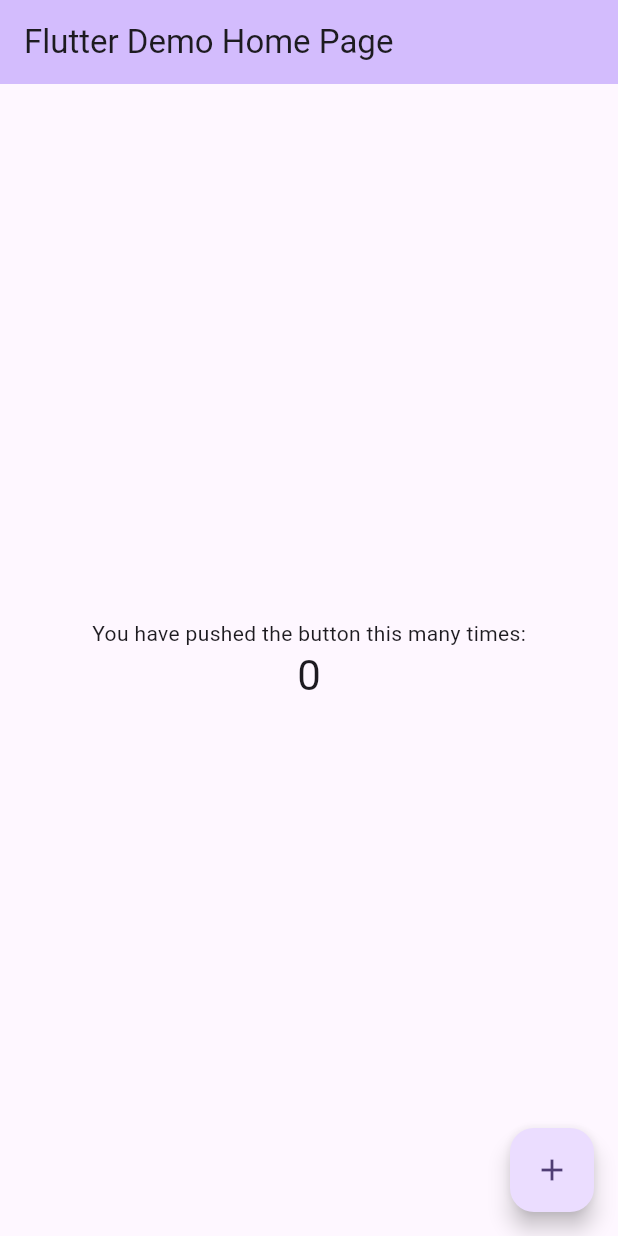
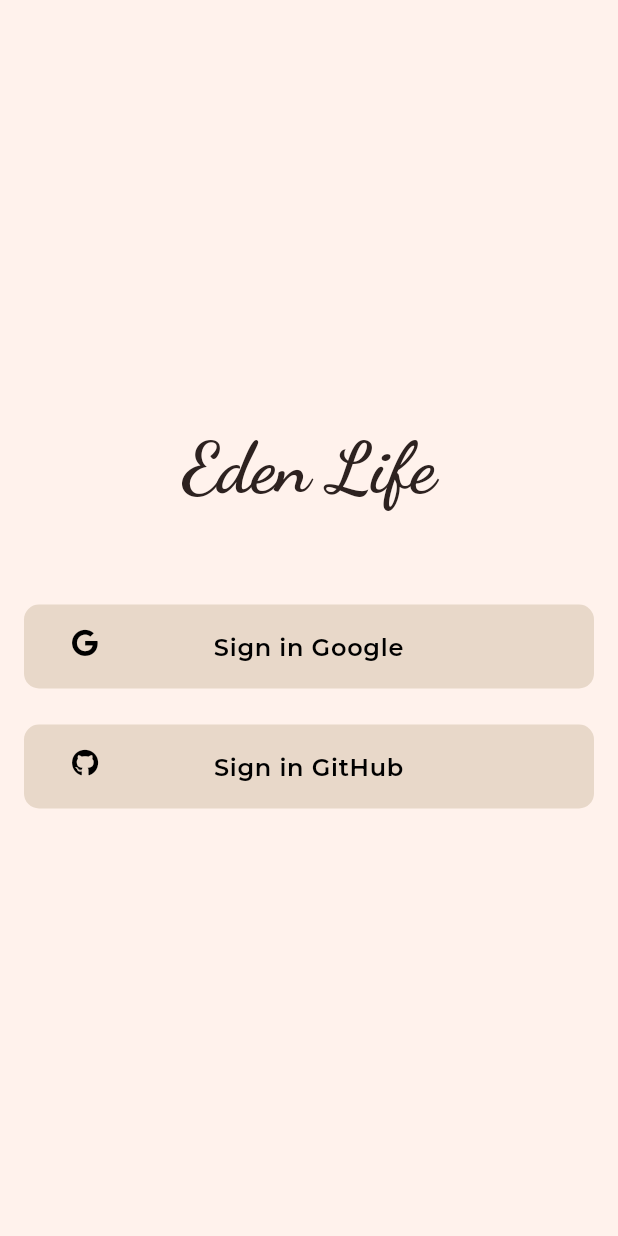
Before and after one commit to unknownaloy/eden_life_task, a Flutter app: the screen it shows after launch, on a phone screen of 412 x 824 dp. Run offline on Flutter 3.47's test engine with Material 2 defaults, Android fonts, the phone set to English and light mode, and no system bars; our stand-ins replace firebase_core, font_awesome_flutter, google_fonts; accounts and stored records are empty.

Commit message:
Implement sign in buttons

```diff
--- /dev/null
+++ b/lib/feature/login/presentation/components/login_button.dart
@@ -0,0 +1,60 @@
+import 'package:flutter/material.dart';
+import 'package:google_fonts/google_fonts.dart';
+
+class LoginButton extends StatelessWidget {
+  const LoginButton({
+    super.key,
+    required this.trailingIcon,
+    required this.buttonText,
+  });
+
+  final Widget trailingIcon;
+  final String buttonText;
+
+  @override
+  Widget build(BuildContext context) {
+    return TextButton(
+      onPressed: () {},
+      style: ButtonStyle(
+        backgroundColor: MaterialStateProperty.all(
+          const Color(0xFFe8d8c9),
+        ),
+        shape: MaterialStateProperty.all(
+          const RoundedRectangleBorder(
+            borderRadius: BorderRadius.all(
+              Radius.circular(10),
+            ),
+          ),
+        ),
+        padding: MaterialStateProperty.all(
+          const EdgeInsets.symmetric(
+            vertical: 16,
+          ),
+        ),
+      ),
+      child: Stack(
+        children: [
+          Positioned(
+            top: 0,
+            bottom: 0,
+            left: 32,
+            child: trailingIcon,
+          ),
+          Align(
+            alignment: Alignment.center,
+            child: Text(
+              buttonText,
+              textAlign: TextAlign.center,
+              style: GoogleFonts.montserrat(
+                textStyle: Theme.of(context).textTheme.bodyLarge,
+                fontSize: 16,
+                fontWeight: FontWeight.w600,
+                color: Colors.black,
+              ),
+            ),
+          ),
+        ],
+      ),
+    );
+  }
+}
--- /dev/null
+++ b/lib/feature/login/presentation/login_screen.dart
@@ -0,0 +1,56 @@
+import 'package:eden_life_task/feature/login/presentation/components/login_button.dart';
+import 'package:flutter/material.dart';
+import 'package:font_awesome_flutter/font_awesome_flutter.dart';
+import 'package:google_fonts/google_fonts.dart';
+
+class LoginScreen extends StatelessWidget {
+  const LoginScreen({super.key});
+
+  @override
+  Widget build(BuildContext context) {
+    return Scaffold(
+      backgroundColor: const Color(0xFFfff2ec),
+      body: SafeArea(
+        child: Padding(
+          padding: const EdgeInsets.symmetric(horizontal: 16),
+          child: Column(
+            crossAxisAlignment: CrossAxisAlignment.stretch,
+            mainAxisAlignment: MainAxisAlignment.center,
+            children: [
+              Text(
+                "Eden Life",
+                textAlign: TextAlign.center,
+                style: GoogleFonts.dancingScript(
+                  textStyle: Theme.of(context).textTheme.displayLarge,
+                  fontSize: 48,
+                  fontWeight: FontWeight.w700,
+                  color: const Color(0xFF2d2220),
+                ),
+              ),
+              const SizedBox(
+                height: 64,
+              ),
+              const LoginButton(
+                trailingIcon: FaIcon(
+                  FontAwesomeIcons.google,
+                  color: Colors.black,
+                ),
+                buttonText: "Sign in Google",
+              ),
+              const SizedBox(
+                height: 24,
+              ),
+              const LoginButton(
+                trailingIcon: FaIcon(
+                  FontAwesomeIcons.github,
+                  color: Colors.black,
+                ),
+                buttonText: "Sign in GitHub",
+              ),
+            ],
+          ),
+        ),
+      ),
+    );
+  }
+}
--- a/lib/main.dart
+++ b/lib/main.dart
@@ -1,3 +1,4 @@
+import 'package:eden_life_task/feature/login/presentation/login_screen.dart';
 import 'package:flutter/material.dart';
 
 void main() {
@@ -11,115 +12,13 @@ class MyApp extends StatelessWidget {
   @override
   Widget build(BuildContext context) {
     return MaterialApp(
-      title: 'Flutter Demo',
+      title: 'Eden Life Task',
+      debugShowCheckedModeBanner: false,
       theme: ThemeData(
-        // This is the theme of your application.
-        //
-        // TRY THIS: Try running your application with "flutter run". You'll see
-        // the application has a blue toolbar. Then, without quitting the app,
-        // try changing the seedColor in the colorScheme below to Colors.green
-        // and then invoke "hot reload" (save your changes or press the "hot
-        // reload" button in a Flutter-supported IDE, or press "r" if you used
-        // the command line to start the app).
-        //
-        // Notice that the counter didn't reset back to zero; the application
-        // state is not lost during the reload. To reset the state, use hot
-        // restart instead.
-        //
-        // This works for code too, not just values: Most code changes can be
-        // tested with just a hot reload.
         colorScheme: ColorScheme.fromSeed(seedColor: Colors.deepPurple),
         useMaterial3: true,
       ),
-      home: const MyHomePage(title: 'Flutter Demo Home Page'),
+      home: const LoginScreen(),
     );
   }
 }
-
-class MyHomePage extends StatefulWidget {
-  const MyHomePage({super.key, required this.title});
-
-  // This widget is the home page of your application. It is stateful, meaning
-  // that it has a State object (defined below) that contains fields that affect
-  // how it looks.
-
-  // This class is the configuration for the state. It holds the values (in this
-  // case the title) provided by the parent (in this case the App widget) and
-  // used by the build method of the State. Fields in a Widget subclass are
-  // always marked "final".
-
-  final String title;
-
-  @override
-  State<MyHomePage> createState() => _MyHomePageState();
-}
-
-class _MyHomePageState extends State<MyHomePage> {
-  int _counter = 0;
-
-  void _incrementCounter() {
-    setState(() {
-      // This call to setState tells the Flutter framework that something has
-      // changed in this State, which causes it to rerun the build method below
-      // so that the display can reflect the updated values. If we changed
-      // _counter without calling setState(), then the build method would not be
-      // called again, and so nothing would appear to happen.
-      _counter++;
-    });
-  }
-
-  @override
-  Widget build(BuildContext context) {
-    // This method is rerun every time setState is called, for instance as done
-    // by the _incrementCounter method above.
-    //
-    // The Flutter framework has been optimized to make rerunning build methods
-    // fast, so that you can just rebuild anything that needs updating rather
-    // than having to individually change instances of widgets.
-    return Scaffold(
-      appBar: AppBar(
-        // TRY THIS: Try changing the color here to a specific color (to
-        // Colors.amber, perhaps?) and trigger a hot reload to see the AppBar
-        // change color while the other colors stay the same.
-        backgroundColor: Theme.of(context).colorScheme.inversePrimary,
-        // Here we take the value from the MyHomePage object that was created by
-        // the App.build method, and use it to set our appbar title.
-        title: Text(widget.title),
-      ),
-      body: Center(
-        // Center is a layout widget. It takes a single child and positions it
-        // in the middle of the parent.
-        child: Column(
-          // Column is also a layout widget. It takes a list of children and
-          // arranges them vertically. By default, it sizes itself to fit its
-          // children horizontally, and tries to be as tall as its parent.
-          //
-          // Column has various properties to control how it sizes itself and
-          // how it positions its children. Here we use mainAxisAlignment to
-          // center the children vertically; the main axis here is the vertical
-          // axis because Columns are vertical (the cross axis would be
-          // horizontal).
-          //
-          // TRY THIS: Invoke "debug painting" (choose the "Toggle Debug Paint"
-          // action in the IDE, or press "p" in the console), to see the
-          // wireframe for each widget.
-          mainAxisAlignment: MainAxisAlignment.center,
-          children: <Widget>[
-            const Text(
-              'You have pushed the button this many times:',
-            ),
-            Text(
-              '$_counter',
-              style: Theme.of(context).textTheme.headlineMedium,
-            ),
-          ],
-        ),
-      ),
-      floatingActionButton: FloatingActionButton(
-        onPressed: _incrementCounter,
-        tooltip: 'Increment',
-        child: const Icon(Icons.add),
-      ), // This trailing comma makes auto-formatting nicer for build methods.
-    );
-  }
-}
```
Also changed, not shown: pubspec.yaml (+9 -0 lines), pubspec.lock, 3 other files.
